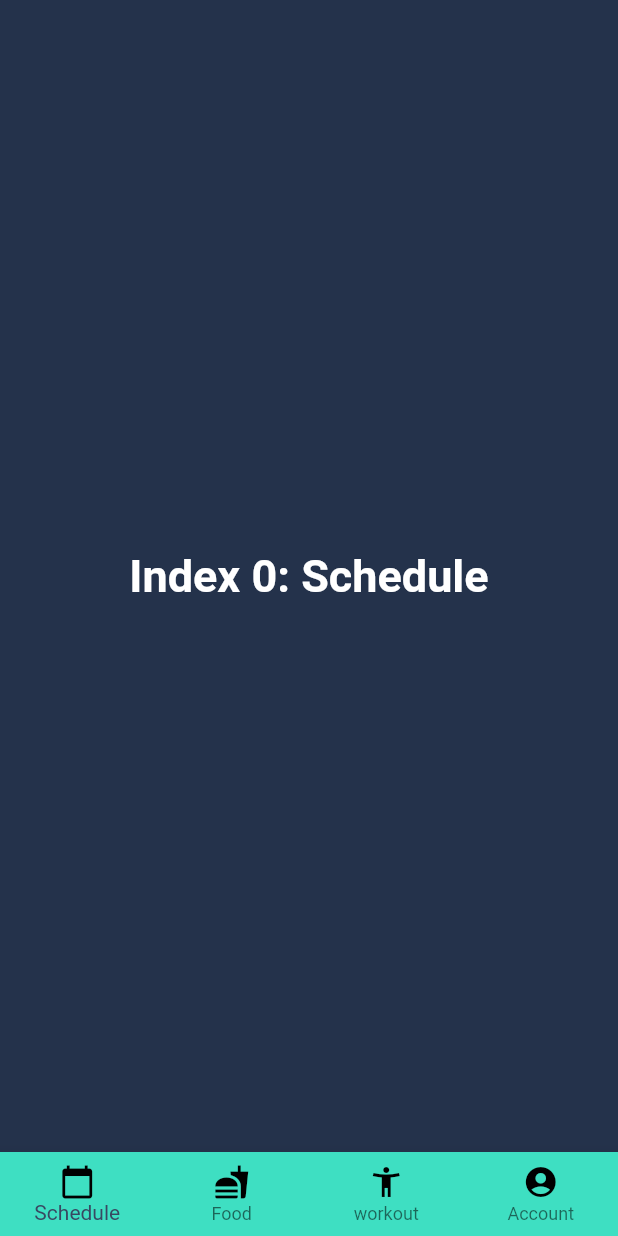
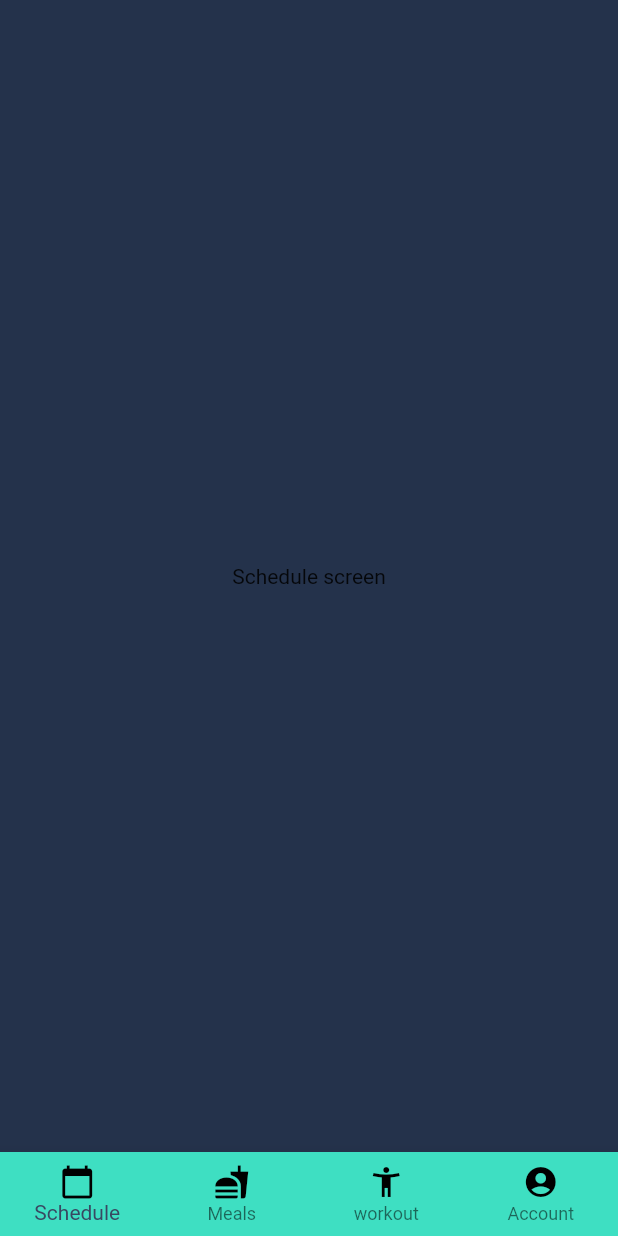
Before and after one commit to N3RDCLASH/lifft, a Flutter app: the screen it shows after launch, on a phone screen of 412 x 824 dp. Run offline on Flutter 3.47's test engine with Material 2 defaults, Android fonts, the phone set to English and light mode, and no system bars.

Commit message:
refactored the app

```diff
--- a/lib/main.dart
+++ b/lib/main.dart
@@ -1,107 +1,21 @@
-// Flutter code sample for BottomNavigationBar
-
-// This example shows a [BottomNavigationBar] as it is used within a [Scaffold]
-// widget. The [BottomNavigationBar] has three [BottomNavigationBarItem]
-// widgets and the [currentIndex] is set to index 0. The selected item is
-// amber. The `_onItemTapped` function changes the selected item's index
-// and displays a corresponding message in the center of the [Scaffold].
-//
-// ![A scaffold with a bottom navigation bar containing three bottom navigation
-// bar items. The first one is selected.](https://flutter.github.io/assets-for-api-docs/assets/material/bottom_navigation_bar.png)
-
 import 'package:flutter/material.dart';
-import 'package:lifft/theme.dart';
+import 'package:lifft/screens/home_screen.dart';
 
 void main() => runApp(MyApp());
 
-/// This Widget is the main application widget.
-class MyApp extends StatelessWidget {
+class MyApp extends StatefulWidget {
   static const String _title = 'LIFFT';
 
   @override
+  _MyAppState createState() => _MyAppState();
+}
+
+class _MyAppState extends State<MyApp> {
+  @override
   Widget build(BuildContext context) {
     return MaterialApp(
-      title: _title,
-      home: MyStatefulWidget(),
+      title: MyApp._title,
+      home: Home(),
     );
   }
 }
-
-class MyStatefulWidget extends StatefulWidget {
-  MyStatefulWidget({Key key}) : super(key: key);
-
-  @override
-  _MyStatefulWidgetState createState() => _MyStatefulWidgetState();
-}
-
-class _MyStatefulWidgetState extends State<MyStatefulWidget> {
-  int _selectedIndex = 0;
-  static const TextStyle optionStyle =
-      TextStyle(fontSize: 30, fontWeight: FontWeight.bold, color: Colors.white);
-  static const List<Widget> _widgetOptions = <Widget>[
-    Text(
-      'Index 0: Schedule',
-      style: optionStyle,
-    ),
-    Text(
-      'Index 1: Food',
-      style: optionStyle,
-    ),
-    Text(
-      'Index 3: Workout',
-      style: optionStyle,
-    ),
-    Text(
-      'Index 4: Account',
-      style: optionStyle,
-    ),
-  ];
-
-  void _onItemTapped(int index) {
-    setState(() {
-      _selectedIndex = index;
-    });
-  }
-
-  // const BottomNavigationBarType(1);
-
-  @override
-  Widget build(BuildContext context) {
-    return Scaffold(
-      // appBar: AppBar(
-      //   title: const Text('LIFFT'),
-      // ),
-      body: Center(
-        child: _widgetOptions.elementAt(_selectedIndex),
-      ),
-      backgroundColor: const Color(0xff24324b),
-      bottomNavigationBar: BottomNavigationBar(
-        backgroundColor: const Color(0xff3edfc2),
-        type: BottomNavigationBarType.fixed,
-        items: const <BottomNavigationBarItem>[
-          BottomNavigationBarItem(
-            icon: Icon(Icons.calendar_today, color: colos),
-            title: Text('Schedule', style: TextStyle(color: colos)),
-          ),
-          BottomNavigationBarItem(
-            icon: Icon(Icons.fastfood, color: colos),
-            title: Text('Food', style: TextStyle(color: colos)),
-          ),
-          BottomNavigationBarItem(
-            icon: Icon(Icons.accessibility_new, color: colos),
-            title: Text('workout', style: TextStyle(color: colos)),
-
-            // backgroundcolor: colos,
-          ),
-          BottomNavigationBarItem(
-            icon: Icon(Icons.account_circle, color: colos),
-            title: Text('Account', style: TextStyle(color: colos)),
-          ),
-        ],
-        currentIndex: _selectedIndex,
-        selectedItemColor: const Color(0xff384962),
-        onTap: _onItemTapped,
-      ),
-    );
-  }
-}
--- /dev/null
+++ b/lib/screens/account_screen.dart
@@ -0,0 +1,8 @@
+import 'package:flutter/material.dart';
+
+class Account extends StatelessWidget {
+  @override
+  Widget build(BuildContext context) {
+    return Container(child: Text('Index 4: Account'));
+  }
+}
--- /dev/null
+++ b/lib/screens/home_screen.dart
@@ -0,0 +1,63 @@
+import 'package:flutter/material.dart';
+import 'package:lifft/screens/account_screen.dart';
+import 'package:lifft/screens/meals_screen.dart';
+import 'package:lifft/screens/schedule_screen.dart';
+import 'package:lifft/screens/workout_screen.dart';
+import 'package:lifft/style/theme.dart';
+
+class Home extends StatefulWidget {
+  @override
+  _HomeState createState() => _HomeState();
+}
+
+class _HomeState extends State<Home> {
+  int _selectedIndex = 0;
+
+  static List<Widget> _widgetOptions = <Widget>[
+    Schedule(),
+    Meals(),
+    Workout(),
+    Account(),
+  ];
+
+  void _onItemTapped(int index) {
+    setState(() {
+      _selectedIndex = index;
+    });
+  }
+
+  @override
+  Widget build(BuildContext context) {
+    return Scaffold(
+      body: Center(
+        child: _widgetOptions.elementAt(_selectedIndex),
+      ),
+      backgroundColor: const Color(0xff24324b),
+      bottomNavigationBar: BottomNavigationBar(
+        backgroundColor: const Color(0xff3edfc2),
+        type: BottomNavigationBarType.fixed,
+        items: const <BottomNavigationBarItem>[
+          BottomNavigationBarItem(
+            icon: Icon(Icons.calendar_today, color: black_color),
+            title: Text('Schedule', style: TextStyle(color: black_color)),
+          ),
+          BottomNavigationBarItem(
+            icon: Icon(Icons.fastfood, color: black_color),
+            title: Text('Meals', style: TextStyle(color: black_color)),
+          ),
+          BottomNavigationBarItem(
+            icon: Icon(Icons.accessibility_new, color: black_color),
+            title: Text('workout', style: TextStyle(color: black_color)),
+          ),
+          BottomNavigationBarItem(
+            icon: Icon(Icons.account_circle, color: black_color),
+            title: Text('Account', style: TextStyle(color: black_color)),
+          ),
+        ],
+        currentIndex: _selectedIndex,
+        selectedItemColor: const Color(0xff384962),
+        onTap: _onItemTapped,
+      ),
+    );
+  }
+}
--- /dev/null
+++ b/lib/screens/meals_screen.dart
@@ -0,0 +1,8 @@
+import 'package:flutter/material.dart';
+
+class Meals extends StatelessWidget {
+  @override
+  Widget build(BuildContext context) {
+    return Text('Meals screen');
+  }
+}
--- /dev/null
+++ b/lib/screens/schedule_screen.dart
@@ -0,0 +1,10 @@
+import 'package:flutter/material.dart';
+
+class Schedule extends StatelessWidget {
+  @override
+  Widget build(BuildContext context) {
+    return Center(
+      child: Text('Schedule screen'),
+    );
+  }
+}
--- /dev/null
+++ b/lib/screens/workout_screen.dart
@@ -0,0 +1,10 @@
+import 'package:flutter/material.dart';
+
+class Workout extends StatelessWidget {
+  @override
+  Widget build(BuildContext context) {
+    return Container(
+      child: Text('Workout screen'),
+    );
+  }
+}
--- /dev/null
+++ b/lib/style/theme.dart
@@ -0,0 +1,3 @@
+import 'package:flutter/material.dart';
+
+const Color black_color = Colors.black;
--- a/lib/theme.dart
+++ /dev/null
@@ -1,3 +0,0 @@
- import 'package:flutter/material.dart';
-
- const Color colos=Colors.black;
```
Also changed, not shown: 1 other file.
